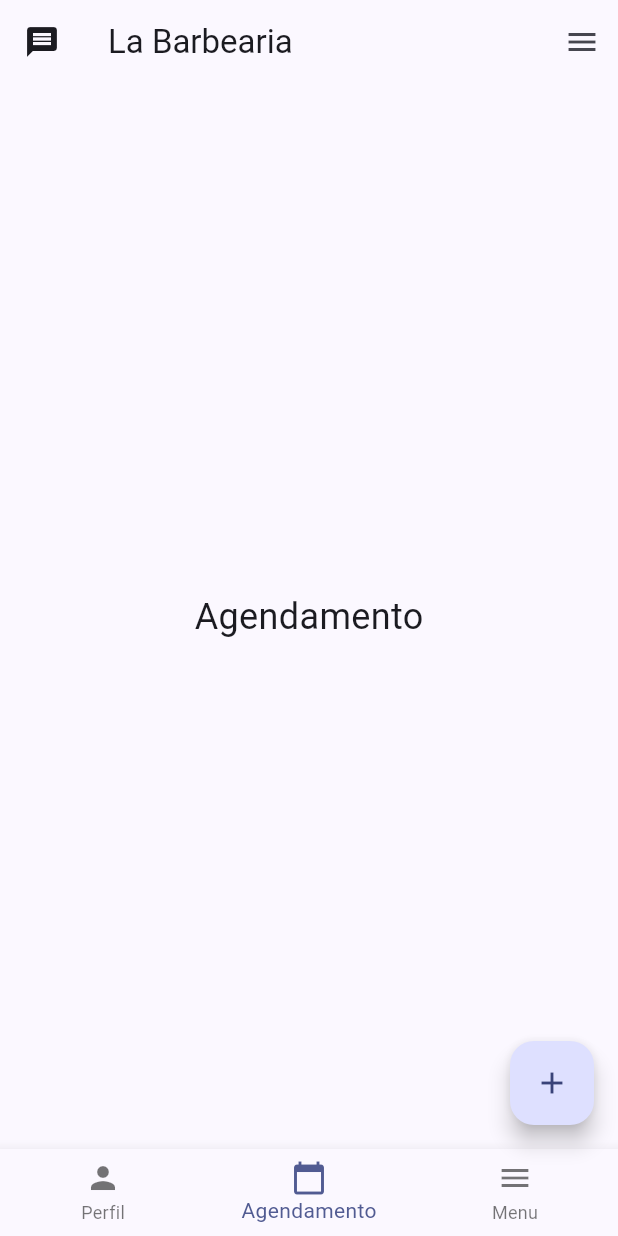
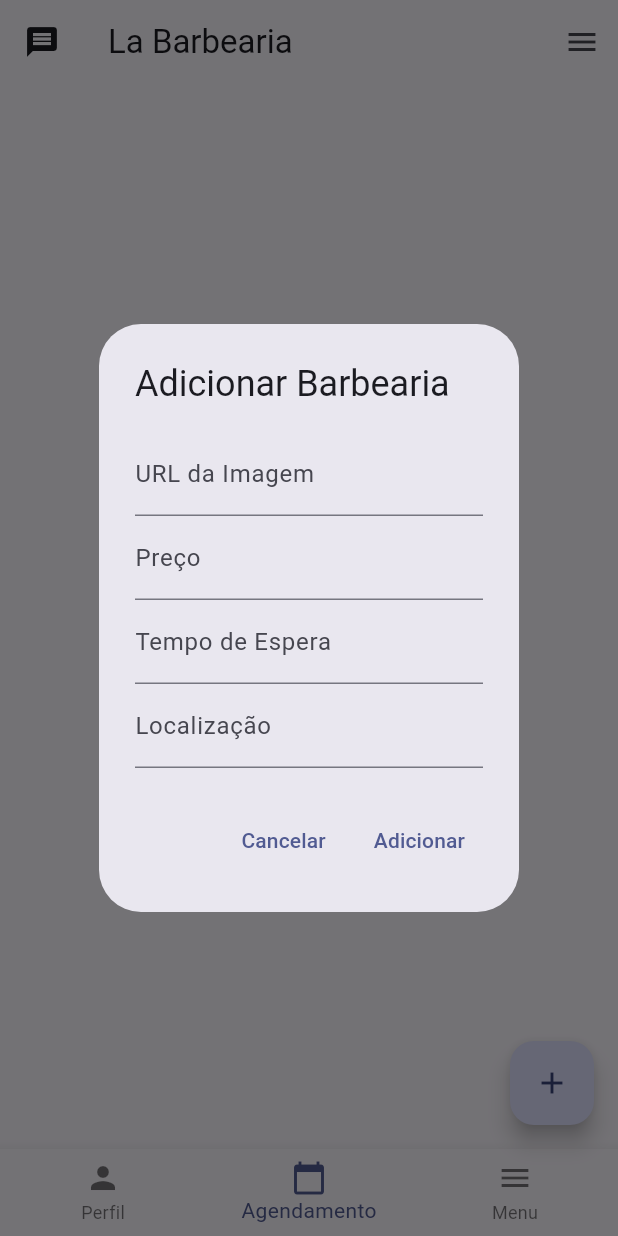
Before and after one commit to maxweeel/Projeto-Qi, a Flutter app: the screen it shows after launch, item 2 of the bottom bar chosen, after a tap on the "add" icon, on a phone screen of 412 x 824 dp. Run offline on Flutter 3.47's test engine with Material 3 defaults, Android fonts, the phone set to English and light mode, and no system bars; network calls fail.

Commit message:
Add files via upload

```diff
--- a/la_barbearia/lib/main.dart
+++ b/la_barbearia/lib/main.dart
@@ -36,18 +36,37 @@ class MyHomePage extends StatefulWidget {
 }
 
 class _MyHomePageState extends State<MyHomePage> {
-  int _counter = 0;
   int _selectedIndex = 0;
-
-  void _incrementCounter() {
-    setState(() {
-      _counter++;
-    });
-  }
+  List<Barber> _barbers = [
+    Barber(
+      imageUrl: 'assets/barber1.png',
+      price: 'R\$30,00',
+      waitTime: '15 min',
+      location: 'Rua A, 123',
+    ),
+    Barber(
+      imageUrl: 'assets/barber2.png',
+      price: 'R\$40,00',
+      waitTime: '20 min',
+      location: 'Rua B, 456',
+    ),
+    Barber(
+      imageUrl: 'assets/barber3.png',
+      price: 'R\$50,00',
+      waitTime: '30 min',
+      location: 'Rua C, 789',
+    ),
+  ];
 
   void _onItemTapped(int index) {
     setState(() {
       _selectedIndex = index;
+    });
+  }
+
+  void _addBarber(Barber barber) {
+    setState(() {
+      _barbers.add(barber);
     });
   }
 
@@ -96,8 +115,10 @@ class _MyHomePageState extends State<MyHomePage> {
         onTap: _onItemTapped,
       ),
       floatingActionButton: FloatingActionButton(
-        onPressed: _incrementCounter,
-        tooltip: 'Increment',
+        onPressed: () {
+          _showAddBarberDialog(context);
+        },
+        tooltip: 'Adicionar Barbearia',
         child: const Icon(Icons.add),
       ),
     );
@@ -106,17 +127,7 @@ class _MyHomePageState extends State<MyHomePage> {
   Widget _getPage(int index) {
     switch (index) {
       case 0:
-        return Center(
-          child: Column(
-            mainAxisAlignment: MainAxisAlignment.center,
-            children: <Widget>[
-              const Text(
-                'Perfil',
-                style: TextStyle(fontSize: 24),
-              ),
-            ],
-          ),
-        );
+        return _buildBarberList();
       case 1:
         return Center(
           child: Column(
@@ -150,4 +161,147 @@ class _MyHomePageState extends State<MyHomePage> {
         );
     }
   }
+
+  Widget _buildBarberList() {
+    return ListView(
+      children: _barbers.map((barber) {
+        return BarberRow(
+          imageUrl: barber.imageUrl,
+          price: barber.price,
+          waitTime: barber.waitTime,
+          location: barber.location,
+        );
+      }).toList(),
+    );
+  }
+
+  void _showAddBarberDialog(BuildContext context) {
+    final _imageUrlController = TextEditingController();
+    final _priceController = TextEditingController();
+    final _waitTimeController = TextEditingController();
+    final _locationController = TextEditingController();
+
+    showDialog(
+      context: context,
+      builder: (context) => AlertDialog(
+        title: Text('Adicionar Barbearia'),
+        content: SingleChildScrollView(
+          child: Column(
+            children: [
+              TextField(
+                controller: _imageUrlController,
+                decoration: InputDecoration(labelText: 'URL da Imagem'),
+              ),
+              TextField(
+                controller: _priceController,
+                decoration: InputDecoration(labelText: 'Preço'),
+              ),
+              TextField(
+                controller: _waitTimeController,
+                decoration: InputDecoration(labelText: 'Tempo de Espera'),
+              ),
+              TextField(
+                controller: _locationController,
+                decoration: InputDecoration(labelText: 'Localização'),
+              ),
+            ],
+          ),
+        ),
+        actions: [
+          TextButton(
+            onPressed: () => Navigator.of(context).pop(),
+            child: Text('Cancelar'),
+          ),
+          TextButton(
+            onPressed: () {
+              final newBarber = Barber(
+                imageUrl: _imageUrlController.text,
+                price: _priceController.text,
+                waitTime: _waitTimeController.text,
+                location: _locationController.text,
+              );
+              _addBarber(newBarber);
+              Navigator.of(context).pop();
+            },
+            child: Text('Adicionar'),
+          ),
+        ],
+      ),
+    );
+  }
 }
+
+class BarberRow extends StatelessWidget {
+  final String imageUrl;
+  final String price;
+  final String waitTime;
+  final String location;
+
+  BarberRow({
+    required this.imageUrl,
+    required this.price,
+    required this.waitTime,
+    required this.location,
+  });
+
+  @override
+  Widget build(BuildContext context) {
+    return Padding(
+      padding: const EdgeInsets.all(8.0),
+      child: Row(
+        children: [
+          Image.network(
+            imageUrl,
+            width: 50,
+            height: 50,
+            errorBuilder: (context, error, stackTrace) {
+              return Icon(Icons.broken_image, size: 50);
+            },
+          ),
+          SizedBox(width: 10),
+          Column(
+            crossAxisAlignment: CrossAxisAlignment.start,
+            children: [
+              Text(price, style: TextStyle(fontSize: 16, fontWeight: FontWeight.bold)),
+              Text('Espera: $waitTime'),
+            ],
+          ),
+          Spacer(),
+          IconButton(
+            icon: Icon(Icons.location_on),
+            onPressed: () {
+              // Lógica para mostrar a localização da barbearia
+              showDialog(
+                context: context,
+                builder: (context) => AlertDialog(
+                  title: Text('Localização da Barbearia'),
+                  content: Text(location),
+                  actions: [
+                    TextButton(
+                      onPressed: () => Navigator.of(context).pop(),
+                      child: Text('Fechar'),
+                    ),
+                  ],
+                ),
+              );
+            },
+          ),
+        ],
+      ),
+    );
+  }
+}
+
+class Barber {
+  final String imageUrl;
+  final String price;
+  final String waitTime;
+  final String location;
+
+  Barber({
+    required this.imageUrl,
+    required this.price,
+    required this.waitTime,
+    required this.location,
+  });
+}
```
